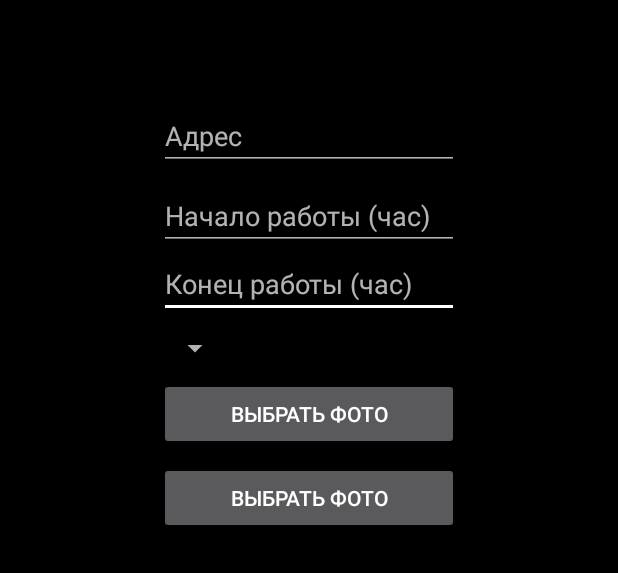
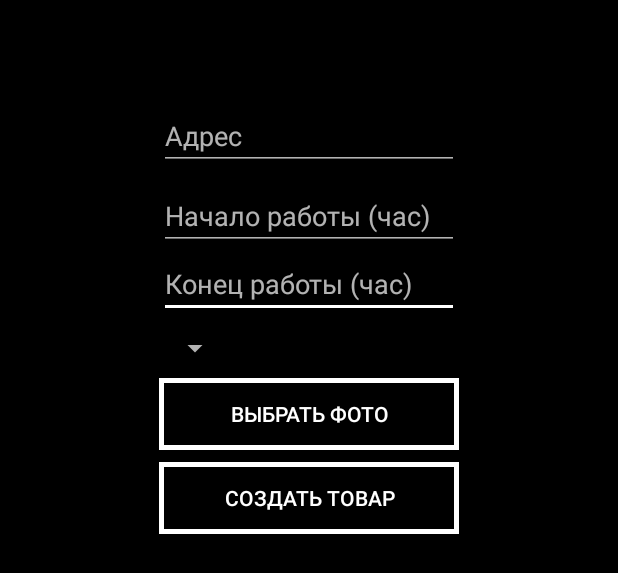
Before and after one commit to MrSwimmer/CoffeeTeaAdmin, an Android app: the layout fragment_new_shop.xml on its own in the app's theme, with its tools: preview values and no code run, on a phone screen of 412 x 824 dp. Shown: the top 573 px of the screen. Run offline under Robolectric (Android 15) with nearby library versions, the phone set to English and light mode, and no system bars.

Commit message:
FULL, without deleting prods & shops

```diff
--- a/app/src/main/java/com/mrswimmer/coffeeteaadmin/data/model/Shop.java
+++ b/app/src/main/java/com/mrswimmer/coffeeteaadmin/data/model/Shop.java
@@ -12,16 +12,14 @@ public class Shop {
     ArrayList<Review> reviews = new ArrayList<>();
     String city;
 
-    public Shop(String id, String adress, int beginWork, int endWork, ArrayList<String> images, ArrayList<Review> reviews, String city, int rate) {
-        this.id = id;
+    public Shop(String adress, int beginWork, int endWork, ArrayList<String> images, String city) {
         this.adress = adress;
         this.beginWork = beginWork;
         this.endWork = endWork;
         this.images = images;
-        this.reviews = reviews;
         this.city = city;
-        this.rate = rate;
     }
+
 
     public Shop() {
     }
--- a/app/src/main/java/com/mrswimmer/coffeeteaadmin/data/settings/Screens.java
+++ b/app/src/main/java/com/mrswimmer/coffeeteaadmin/data/settings/Screens.java
@@ -35,4 +35,6 @@ public interface Screens {
     String NEW_PROD = "new prod";
     String CHOOSE_SHOP = "choose shop";
     String CHOOSE_PROD = "choose prod";
+    String NEW_SHOP = "new shop";
+    String INFO_SCREEN = "info screen";
 }
--- a/app/src/main/java/com/mrswimmer/coffeeteaadmin/data/settings/Settings.java
+++ b/app/src/main/java/com/mrswimmer/coffeeteaadmin/data/settings/Settings.java
@@ -3,9 +3,11 @@ package com.mrswimmer.coffeeteaadmin.data.settings;
 public interface Settings {
     String coffeKinds[] = {"Арабика", "Робуста", "Либерика", "Эксцельза"};
     String teaKinds[] = {"Черный", "Зеленый", "Белый", "Желтый", "Улун", "Пуэр"};
+    String cities[] = {"Новосибирск", "Кемерово"};
     boolean checked[] = {true, true, true, true, true, true};
     String SORTED_SET = "sorted set";
     String SORT = "sort";
     String USER_ID = "user id";
     String USERNAME = "username";
+    int GALLERY_REQUEST = 0;
 }
--- a/app/src/main/java/com/mrswimmer/coffeeteaadmin/di/AppComponent.java
+++ b/app/src/main/java/com/mrswimmer/coffeeteaadmin/di/AppComponent.java
@@ -14,6 +14,7 @@ import com.mrswimmer.coffeeteaadmin.presentation.main.fragment.choose_count.Choo
 import com.mrswimmer.coffeeteaadmin.presentation.main.fragment.filter.FilterFragmentPresenter;
 import com.mrswimmer.coffeeteaadmin.presentation.main.fragment.give_prod.GiveProdFragmentPresenter;
 import com.mrswimmer.coffeeteaadmin.presentation.main.fragment.new_prod.NewProdFragmentPresenter;
+import com.mrswimmer.coffeeteaadmin.presentation.main.fragment.new_shop.NewShopFragmentPresenter;
 import com.mrswimmer.coffeeteaadmin.presentation.main.fragment.order.OrderFragmentPresenter;
 import com.mrswimmer.coffeeteaadmin.presentation.main.fragment.order.recycler.ProductsInOrderAdapter;
 import com.mrswimmer.coffeeteaadmin.presentation.main.fragment.settings.SettingsFragmentPresenter;
@@ -61,4 +62,6 @@ public interface AppComponent {
     void inject(OrderFragmentPresenter orderFragmentPresenter);
 
     void inject(ProductsInOrderAdapter productsInOrderAdapter);
+
+    void inject(NewShopFragmentPresenter newShopFragmentPresenter);
 }
--- a/app/src/main/java/com/mrswimmer/coffeeteaadmin/presentation/main/activity/MainActivity.java
+++ b/app/src/main/java/com/mrswimmer/coffeeteaadmin/presentation/main/activity/MainActivity.java
@@ -105,4 +105,5 @@ public class MainActivity extends BaseActivity implements MainActivityView {
         drawerToggle.onConfigurationChanged(newConfig);
     }
 
+
 }
--- a/app/src/main/java/com/mrswimmer/coffeeteaadmin/presentation/main/activity/MainActivityPresenter.java
+++ b/app/src/main/java/com/mrswimmer/coffeeteaadmin/presentation/main/activity/MainActivityPresenter.java
@@ -51,7 +51,7 @@ public class MainActivityPresenter extends MvpPresenter<MainActivityView> {
                 router.replaceScreen(Screens.NEW_PROD);
                 break;
             case R.id.nav_new_shop:
-                router.replaceScreen(Screens.ADD_SHOP);
+                router.replaceScreen(Screens.NEW_SHOP);
                 break;
             case R.id.nav_give_prod:
                 router.replaceScreen(Screens.GIVE_PROD_SCREEN);
--- a/app/src/main/java/com/mrswimmer/coffeeteaadmin/presentation/main/fragment/settings/SettingsFragmentPresenter.java
+++ b/app/src/main/java/com/mrswimmer/coffeeteaadmin/presentation/main/fragment/settings/SettingsFragmentPresenter.java
@@ -61,10 +61,10 @@ public class SettingsFragmentPresenter extends MvpPresenter<SettingsFragmentView
     }
 
     public void gotoAboutCompany() {
-        localRouter.navigateTo(Screens.ABOUT_COMPANY, R.string.about_company);
+        localRouter.navigateTo(Screens.INFO_SCREEN, R.string.about_company);
     }
 
     public void gotoInstruction() {
-        localRouter.navigateTo(Screens.INSTRUCTION, R.string.instruction);
+        localRouter.navigateTo(Screens.INFO_SCREEN, R.string.instruction);
     }
 }
--- a/app/src/main/res/layout/fragment_give_prod.xml
+++ b/app/src/main/res/layout/fragment_give_prod.xml
@@ -12,7 +12,6 @@
         android:ems="10"
         android:hint="ID заказа"
         android:inputType="textPersonName"
-        android:text="-L9VjK3R8PTN04qsnDGo"
         android:textSize="20sp"
         app:layout_constraintBottom_toBottomOf="parent"
         app:layout_constraintLeft_toLeftOf="parent"
--- a/app/src/main/res/layout/fragment_new_shop.xml
+++ b/app/src/main/res/layout/fragment_new_shop.xml
@@ -7,17 +7,19 @@
     android:background="@android:color/black">
 
     <Button
-        android:id="@+id/button3"
+        android:id="@+id/new_shop_create"
         android:layout_width="0dp"
         android:layout_height="wrap_content"
         android:layout_marginTop="8dp"
-        android:text="Выбрать фото"
+        android:background="@drawable/button_background_transparent"
+        android:text="Создать товар"
         app:layout_constraintEnd_toEndOf="@+id/new_shop_end_work"
-        app:layout_constraintStart_toStartOf="@+id/new_prod_city_spinner"
-        app:layout_constraintTop_toBottomOf="@+id/button2" />
+        app:layout_constraintHorizontal_bias="1.0"
+        app:layout_constraintStart_toStartOf="@+id/new_shop_city_spinner"
+        app:layout_constraintTop_toBottomOf="@+id/new_shop_choose_photo" />
 
     <Spinner
-        android:id="@+id/new_prod_city_spinner"
+        android:id="@+id/new_shop_city_spinner"
         android:layout_width="wrap_content"
         android:layout_height="wrap_content"
         android:layout_marginTop="8dp"
@@ -65,12 +67,25 @@
         app:layout_constraintTop_toTopOf="parent" />
 
     <Button
-        android:id="@+id/button2"
+        android:id="@+id/new_shop_choose_photo"
         android:layout_width="0dp"
         android:layout_height="wrap_content"
         android:layout_marginTop="8dp"
+        android:background="@drawable/button_background_transparent"
         android:text="Выбрать фото"
         app:layout_constraintEnd_toEndOf="@+id/new_shop_end_work"
-        app:layout_constraintStart_toStartOf="@+id/new_prod_city_spinner"
-        app:layout_constraintTop_toBottomOf="@+id/new_prod_city_spinner" />
+        app:layout_constraintHorizontal_bias="0.0"
+        app:layout_constraintStart_toStartOf="@+id/new_shop_city_spinner"
+        app:layout_constraintTop_toBottomOf="@+id/new_shop_image" />
+
+    <ImageView
+        android:id="@+id/new_shop_image"
+        android:layout_width="200dp"
+        android:layout_height="160dp"
+        android:layout_marginTop="8dp"
+        android:visibility="gone"
+        app:layout_constraintEnd_toEndOf="@+id/new_shop_choose_photo"
+        app:layout_constraintStart_toStartOf="@+id/new_shop_choose_photo"
+        app:layout_constraintTop_toBottomOf="@+id/new_shop_city_spinner"
+        app:srcCompat="@color/common_google_signin_btn_text_dark_default" />
 </android.support.constraint.ConstraintLayout>
```
Also changed, not shown: app/src/main/java/com/mrswimmer/coffeeteaadmin/domain/service/FireService.java (+29 -1 lines), app/src/main/java/com/mrswimmer/coffeeteaadmin/domain/utils/LocalNavigator.java (+10 -0 lines), app/src/main/java/com/mrswimmer/coffeeteaadmin/presentation/main/fragment/info/InfoFragment.java (added, +30 -0 lines), app/src/main/java/com/mrswimmer/coffeeteaadmin/presentation/main/fragment/new_shop/NewShopFragment.java (+54 -53 lines), app/src/main/java/com/mrswimmer/coffeeteaadmin/presentation/main/fragment/new_shop/NewShopFragmentPresenter.java (+27 -4 lines), app/src/main/res/layout/fragment_info.xml (added, +34 -0 lines).
